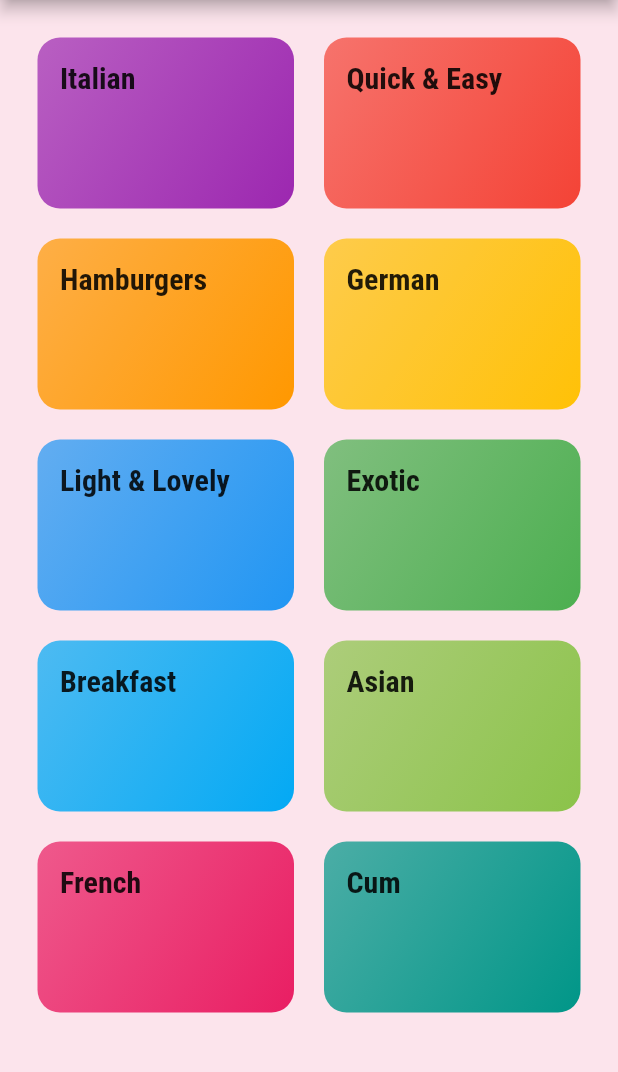
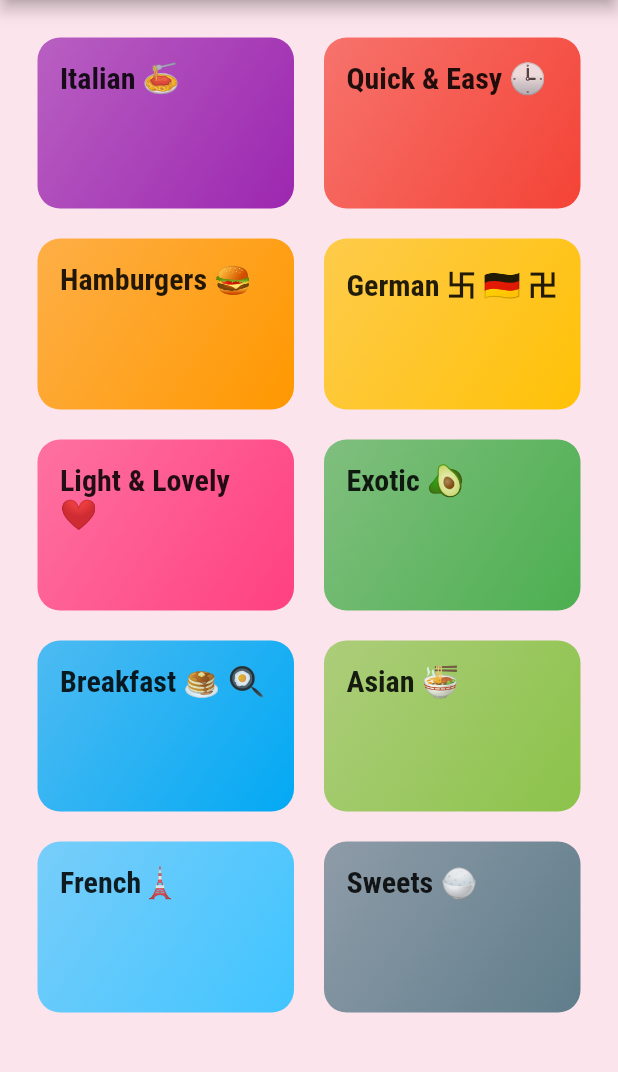
Before and after one commit to SaadiSidali/CookBook, a Flutter app: the screen it shows after launch, on a phone screen of 412 x 824 dp, the part 84-1156 px from its top. Run offline on Flutter 3.47's test engine with Material 2 defaults, Android fonts, the phone set to English and light mode, and no system bars.

```diff
--- a/lib/categories_screen.dart
+++ b/lib/categories_screen.dart
@@ -15,6 +15,7 @@ class CategoriesScreen extends StatelessWidget {
         children: DUMMY_CATEGORIES
             .map(
               (catData) => CategoryItem(
+                    catData.id,
                     catData.title,
                     catData.color,
                   ),
--- a/lib/category_item.dart
+++ b/lib/category_item.dart
@@ -2,16 +2,17 @@ import 'package:cook_book/category_meals_screen.dart';
 import 'package:flutter/material.dart';
 
 class CategoryItem extends StatelessWidget {
+  final String id;
   final String title;
   final Color color;
 
-  CategoryItem(this.title, this.color);
+  CategoryItem(this.id, this.title, this.color);
 
   void selectCategory(BuildContext ctx) {
     Navigator.of(ctx).push(
       MaterialPageRoute(
         builder: (f) {
-          return CategoryMealsScreen();
+          return CategoryMealsScreen(id,title);
         },
       ),
     );
--- a/lib/category_meals_screen.dart
+++ b/lib/category_meals_screen.dart
@@ -1,15 +1,18 @@
 import 'package:flutter/material.dart';
 
 class CategoryMealsScreen extends StatelessWidget {
+  final String categoryId;
+  final String categoryTitle;
+  CategoryMealsScreen(this.categoryId, this.categoryTitle);
   @override
   Widget build(BuildContext context) {
     return Scaffold(
       appBar: AppBar(
-        title: Text('Recipes'),
+        title: Text(categoryTitle),
       ),
       body: Center(
         child: Text(
-          'Some Text from Category Meals.',
+          'Some Text from $categoryTitle food.',
         ),
       ),
     );
--- a/lib/dummy_data.dart
+++ b/lib/dummy_data.dart
@@ -5,52 +5,52 @@ import './models/category.dart';
 const DUMMY_CATEGORIES = const [
   Category(
     id: 'c1',
-    title: 'Italian',
+    title: 'Italian 🍝',
     color: Colors.purple,
   ),
   Category(
     id: 'c2',
-    title: 'Quick & Easy',
+    title: 'Quick & Easy 🕒',
     color: Colors.red,
   ),
   Category(
     id: 'c3',
-    title: 'Hamburgers',
+    title: 'Hamburgers 🍔',
     color: Colors.orange,
   ),
   Category(
     id: 'c4',
-    title: 'German',
+    title: 'German 卐 🇩🇪 卍',
     color: Colors.amber,
   ),
   Category(
     id: 'c5',
-    title: 'Light & Lovely',
-    color: Colors.blue,
+    title: 'Light & Lovely ❤️',
+    color: Colors.pinkAccent,
   ),
   Category(
     id: 'c6',
-    title: 'Exotic',
+    title: 'Exotic 🥑',
     color: Colors.green,
   ),
   Category(
     id: 'c7',
-    title: 'Breakfast',
+    title: 'Breakfast 🥞 🍳',
     color: Colors.lightBlue,
   ),
   Category(
     id: 'c8',
-    title: 'Asian',
+    title: 'Asian 🍜',
     color: Colors.lightGreen,
   ),
   Category(
     id: 'c9',
-    title: 'French',
-    color: Colors.pink,
+    title: 'French🗼',
+    color: Colors.lightBlueAccent,
   ),
   Category(
     id: 'c10',
-    title: 'Cum',
-    color: Colors.teal,
+    title: 'Sweets 🍚',
+    color: Colors.blueGrey,
   ),
 ];
```
Also changed, not shown: flutter_02.png (added), 1 other file.
